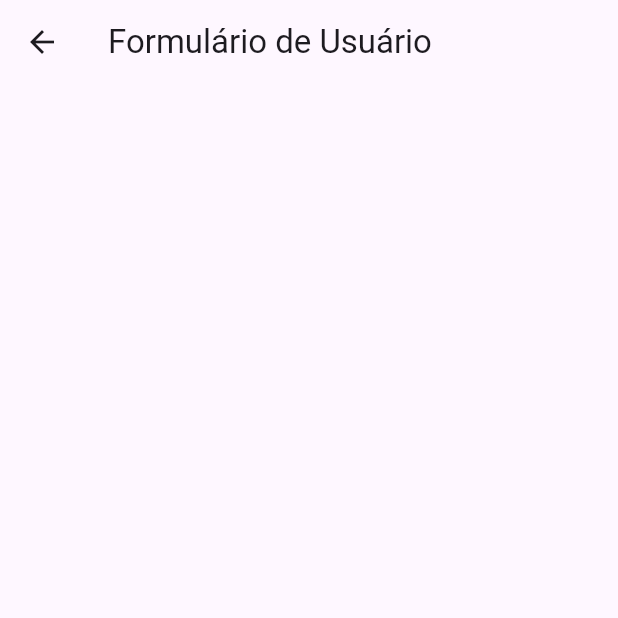
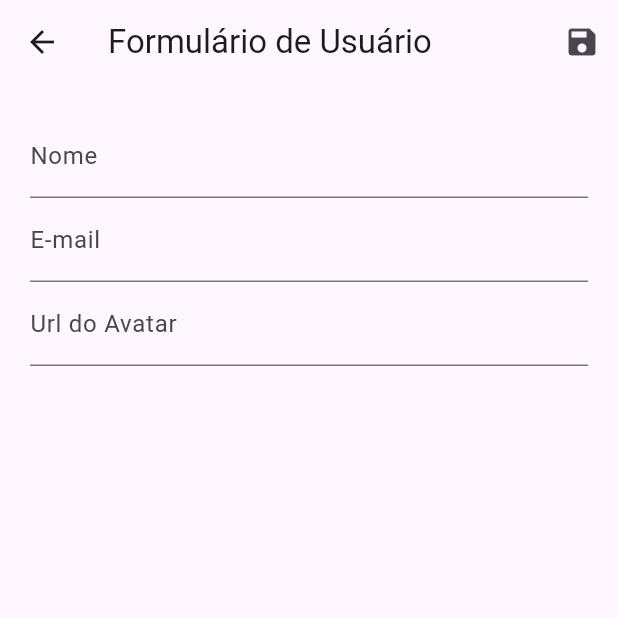
Before and after one commit to matheustakasaki/flutter-crud, a Flutter app: the screen it shows after launch, after a tap on the "add" icon, on a phone screen of 412 x 824 dp, the top half of it. Run offline on Flutter 3.47's test engine with Material 3 defaults, Android fonts, the phone set to English and light mode, and no system bars; network calls fail.

Commit message:
conclusão do curso

```diff
--- a/flutter_crud/lib/main.dart
+++ b/flutter_crud/lib/main.dart
@@ -25,7 +25,7 @@ class MyApp extends StatelessWidget {
         home: const UserList(),
         debugShowCheckedModeBanner: false,
         routes: {
-          AppRoutes.userForm: (_) => const UserForm()
+          AppRoutes.userForm: (_) => UserForm()
         },
       ),
     );
--- a/flutter_crud/lib/views/user_form.dart
+++ b/flutter_crud/lib/views/user_form.dart
@@ -1,12 +1,102 @@
 import 'package:flutter/material.dart';
+import 'package:flutter_crud/models/user.dart';
+import 'package:flutter_crud/provider/users.dart';
+import 'package:provider/provider.dart';
 
-class UserForm extends StatelessWidget {
-  const UserForm({super.key});
+class UserForm extends StatefulWidget {
+  UserForm({super.key});
+
+  @override
+  State<UserForm> createState() => _UserFormState();
+}
+
+class _UserFormState extends State<UserForm> {
+  final Map<String, String> _formData = {};
+
+  final _form = GlobalKey<FormState>();
+
+  void loadFormData(user) {
+    if (user != null) {
+      _formData['id'] = user.id;
+      _formData['name'] = user.name;
+      _formData['email'] = user.email;
+      _formData['avatarUrl'] = user.avatarUrl;
+    }
+  }
+
+  @override
+  void didChangeDependencies() {
+    super.didChangeDependencies();
+
+    final Object? user = ModalRoute.of(context)?.settings.arguments;
+
+    loadFormData(user);
+  }
 
   @override
   Widget build(BuildContext context) {
     return Scaffold(
-      appBar: AppBar(title: const Text('Formulário de Usuário'),),
+      appBar: AppBar(
+        title: const Text(
+          'Formulário de Usuário',
+        ),
+        actions: [
+          IconButton(
+              onPressed: () {
+                final formState = _form.currentState;
+                if (formState != null) {
+                  final isValid = formState.validate();
+                  if (isValid) {
+                    _form.currentState?.save();
+
+                    Provider.of<Users>(context, listen: false).put(User(
+                      id: _formData['id']!,
+                      name: _formData['name']!,
+                      email: _formData['email']!,
+                      avatarUrl: _formData['avatarUrl']!,
+                    ));
+
+                    Navigator.of(context).pop();
+                  }
+                }
+              },
+              icon: const Icon(Icons.save))
+        ],
+      ),
+      body: Padding(
+        padding: const EdgeInsets.all(20),
+        child: Form(
+          key: _form,
+          child: Column(
+            children: [
+              TextFormField(
+                initialValue: _formData['name'],
+                decoration: const InputDecoration(labelText: 'Nome'),
+                validator: (value) {
+                  if (value == null || value.trim().isEmpty) {
+                    return "Nome inválido";
+                  }
+                  if (value.trim().length < 3) {
+                    return "Ocorreu um erro";
+                  }
+                  return null;
+                },
+                onSaved: (value) => _formData['name'] = value!,
+              ),
+              TextFormField(
+                initialValue: _formData['email'],
+                decoration: const InputDecoration(labelText: 'E-mail'),
+                onSaved: (value) => _formData['email'] = value!,
+              ),
+              TextFormField(
+                initialValue: _formData['avatarUrl'],
+                decoration: const InputDecoration(labelText: 'Url do Avatar'),
+                onSaved: (value) => _formData['avatarUrl'] = value!,
+              )
+            ],
+          ),
+        ),
+      ),
     );
   }
 }
```
Also changed, not shown: flutter_crud/lib/components/user_tile.dart (+31 -3 lines), flutter_crud/lib/views/user_list.dart (+6 -3 lines).
